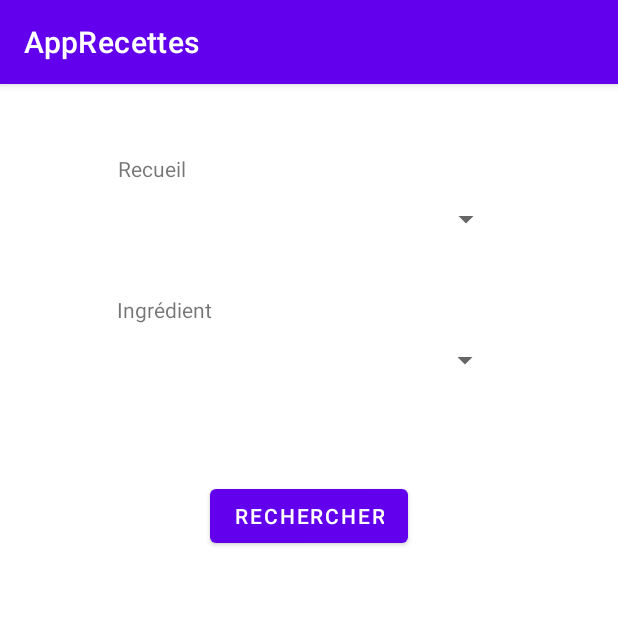
After one commit to sim0mo/AppRecettes, an Android app: the fragment IngredientUniqueFragment shown on its own in the app's theme, on a phone screen of 412 x 824 dp, the top half of it. The commit adds this screen. Run offline under Robolectric (Android 15) with nearby library versions, the phone set to English and light mode, and no system bars; network calls fail; 4 statements that could not run were skipped.

Commit message:
Make bottom bar usable, move activity into fragment

```diff
--- /dev/null
+++ b/app/src/main/java/com/github/sim0mo/apprecettes/IngredientUniqueFragment.kt
@@ -0,0 +1,103 @@
+package com.github.sim0mo.apprecettes
+
+import android.os.Bundle
+import android.text.method.ScrollingMovementMethod
+import androidx.fragment.app.Fragment
+import android.view.LayoutInflater
+import android.view.View
+import android.view.ViewGroup
+import android.widget.ArrayAdapter
+import android.widget.Button
+import android.widget.Spinner
+import android.widget.TextView
+import com.github.sim0mo.apprecettes.model.Recueil
+
+// TODO: Rename parameter arguments, choose names that match
+// the fragment initialization parameters, e.g. ARG_ITEM_NUMBER
+private const val ARG_PARAM1 = "param1"
+private const val ARG_PARAM2 = "param2"
+
+/**
+ * A simple [Fragment] subclass.
+ * Use the [IngredientUniqueFragment.newInstance] factory method to
+ * create an instance of this fragment.
+ */
+class IngredientUniqueFragment : Fragment() {
+    // TODO: Rename and change types of parameters
+    private var param1: String? = null
+    private var param2: String? = null
+    private lateinit var recueilSpinner : Spinner
+    private lateinit var ingredientSpinner : Spinner
+    private lateinit var resultsTextView: TextView
+    private lateinit var searchButton: Button
+
+    private lateinit var recueils: List<Recueil>
+
+    override fun onCreate(savedInstanceState: Bundle?) {
+        super.onCreate(savedInstanceState)
+        recueils = (activity as MainActivity).recueils
+        arguments?.let {
+            param1 = it.getString(ARG_PARAM1)
+            param2 = it.getString(ARG_PARAM2)
+        }
+    }
+
+    override fun onCreateView(
+        inflater: LayoutInflater, container: ViewGroup?,
+        savedInstanceState: Bundle?
+    ): View? {
+        // Inflate the layout for this fragment
+        return inflater.inflate(R.layout.fragment_ingredient_unique, container, false)
+    }
+
+    override fun onViewCreated(view: View, savedInstanceState: Bundle?){
+        recueilSpinner = requireView().findViewById(R.id.recueilSpinner)
+        ingredientSpinner = requireView().findViewById(R.id.ingedientSpinner)
+        resultsTextView = requireView().findViewById(R.id.resultsTextView)
+        resultsTextView.movementMethod = ScrollingMovementMethod()
+        searchButton = requireView().findViewById(R.id.searchButton1)
+
+        recueilSpinner.adapter = ArrayAdapter(
+            requireContext(),
+            android.R.layout.simple_list_item_1,
+            // TODO: Put global in a separate file
+            recueils.map { x -> x.name }
+        )
+
+        // TODO: Use a search bar instead of a spinner
+        ingredientSpinner.adapter = ArrayAdapter(
+            requireContext(),
+            android.R.layout.simple_list_item_1,
+            (activity as MainActivity).allowedIngredients.sorted()
+        )
+
+//        mainTest()
+        searchButton.setOnClickListener {
+            val ingredient = ingredientSpinner.selectedItem.toString()
+            val recueil = recueils[recueilSpinner.selectedItemPosition]
+            val results = recueil.search(ingredient)
+            resultsTextView.text = ""
+            results.forEach{ x -> resultsTextView.text = resultsTextView.text.toString() + "\n" + x.name}
+        }
+    }
+
+    companion object {
+        /**
+         * Use this factory method to create a new instance of
+         * this fragment using the provided parameters.
+         *
+         * @param param1 Parameter 1.
+         * @param param2 Parameter 2.
+         * @return A new instance of fragment IngredientUniqueFragment.
+         */
+        // TODO: Rename and change types and number of parameters
+        @JvmStatic
+        fun newInstance(param1: String, param2: String) =
+            IngredientUniqueFragment().apply {
+                arguments = Bundle().apply {
+                    putString(ARG_PARAM1, param1)
+                    putString(ARG_PARAM2, param2)
+                }
+            }
+    }
+}
--- /dev/null
+++ b/app/src/main/res/layout/fragment_ingredient_unique.xml
@@ -0,0 +1,71 @@
+<?xml version="1.0" encoding="utf-8"?>
+<androidx.constraintlayout.widget.ConstraintLayout xmlns:android="http://schemas.android.com/apk/res/android"
+    xmlns:app="http://schemas.android.com/apk/res-auto"
+    xmlns:tools="http://schemas.android.com/tools"
+    android:layout_width="match_parent"
+    android:layout_height="match_parent"
+    tools:context=".IngredientUniqueFragment">
+
+    <TextView
+        android:id="@+id/resultsTextView"
+        android:layout_width="291dp"
+        android:layout_height="290dp"
+        android:scrollbars="vertical"
+        app:layout_constraintBottom_toBottomOf="parent"
+        app:layout_constraintEnd_toEndOf="parent"
+        app:layout_constraintStart_toStartOf="parent"
+        app:layout_constraintTop_toTopOf="parent"
+        app:layout_constraintVertical_bias="0.77" />
+
+    <Spinner
+        android:id="@+id/ingedientSpinner"
+        android:layout_width="256dp"
+        android:layout_height="wrap_content"
+        android:contentDescription="@string/app_name"
+        android:minHeight="48dp"
+        app:layout_constraintBottom_toTopOf="@+id/resultsTextView"
+        app:layout_constraintEnd_toEndOf="parent"
+        app:layout_constraintStart_toStartOf="parent"
+        app:layout_constraintTop_toTopOf="parent" />
+
+    <Spinner
+        android:id="@+id/recueilSpinner"
+        android:layout_width="256dp"
+        android:layout_height="wrap_content"
+        android:contentDescription="@string/app_name"
+        android:minHeight="48dp"
+        app:layout_constraintBottom_toTopOf="@+id/ingedientSpinner"
+        app:layout_constraintEnd_toEndOf="parent"
+        app:layout_constraintHorizontal_bias="0.503"
+        app:layout_constraintStart_toStartOf="parent"
+        app:layout_constraintTop_toTopOf="parent"
+        app:layout_constraintVertical_bias="0.59" />
+
+    <Button
+        android:id="@+id/searchButton1"
+        android:layout_width="wrap_content"
+        android:layout_height="wrap_content"
+        android:text="Rechercher"
+        app:layout_constraintBottom_toTopOf="@+id/resultsTextView"
+        app:layout_constraintEnd_toEndOf="parent"
+        app:layout_constraintStart_toStartOf="parent"
+        app:layout_constraintTop_toBottomOf="@+id/ingedientSpinner" />
+
+    <TextView
+        android:id="@+id/ingredientTextView"
+        android:layout_width="wrap_content"
+        android:layout_height="wrap_content"
+        android:text="Ingrédient"
+        app:layout_constraintBottom_toTopOf="@+id/ingedientSpinner"
+        app:layout_constraintStart_toStartOf="@+id/ingedientSpinner" />
+
+    <TextView
+        android:id="@+id/recueilTextView"
+        android:layout_width="wrap_content"
+        android:layout_height="wrap_content"
+        android:text="Recueil"
+        app:layout_constraintBottom_toTopOf="@+id/recueilSpinner"
+        app:layout_constraintStart_toStartOf="@+id/recueilSpinner" />
+
+
+</androidx.constraintlayout.widget.ConstraintLayout>
--- a/app/src/main/res/values/strings.xml
+++ b/app/src/main/res/values/strings.xml
@@ -1,4 +1,6 @@
 <resources>
     <string name="app_name">AppRecettes</string>
     <string name="spinnerSpeakableText">A spinner to select ingredients to include in search</string>
+    <!-- TODO: Remove or change this placeholder text -->
+    <string name="hello_blank_fragment">Hello blank fragment</string>
 </resources>
```
Also changed, not shown: app/src/main/java/com/github/sim0mo/apprecettes/IngredientsMultiplesFragment.kt (added, +59 -0 lines), app/src/main/java/com/github/sim0mo/apprecettes/MainActivity.kt (+23 -31 lines), app/src/main/res/layout/activity_main.xml (+7 -63 lines), app/src/main/res/layout/fragment_ingredients_multiples.xml (added, +14 -0 lines).
